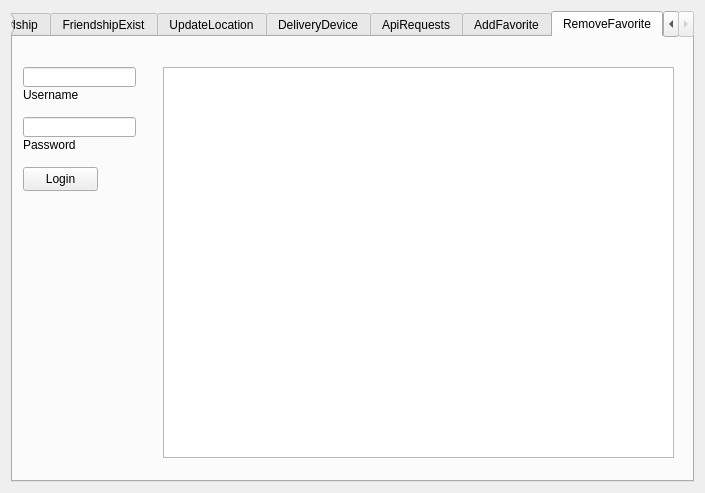
Qt form DevGui/ui/example.ui (Rakshiv/twitlib) before a commit.
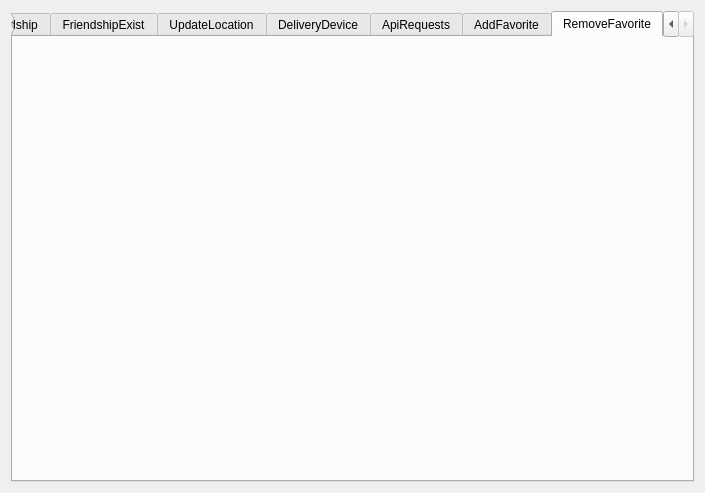
The same form after that commit. The open tabs and pages were chosen to show the change.

Commit message: developing 2.0 devgui

Patch:
```diff
--- a/DevGui/ui/example.ui
+++ b/DevGui/ui/example.ui
@@ -147,78 +147,6 @@
       <attribute name="title" >
        <string>RemoveFavorite</string>
       </attribute>
-      <widget class="QPlainTextEdit" name="plainTextEdit" >
-       <property name="geometry" >
-        <rect>
-         <x>150</x>
-         <y>30</y>
-         <width>511</width>
-         <height>391</height>
-        </rect>
-       </property>
-      </widget>
-      <widget class="QLineEdit" name="lineEditUsername" >
-       <property name="geometry" >
-        <rect>
-         <x>10</x>
-         <y>30</y>
-         <width>113</width>
-         <height>20</height>
-        </rect>
-       </property>
-      </widget>
-      <widget class="QLineEdit" name="lineEditPassword" >
-       <property name="geometry" >
-        <rect>
-         <x>10</x>
-         <y>80</y>
-         <width>113</width>
-         <height>20</height>
-        </rect>
-       </property>
-      </widget>
-      <widget class="QLabel" name="labelUsername" >
-       <property name="geometry" >
-        <rect>
-         <x>10</x>
-         <y>50</y>
-         <width>111</width>
-         <height>16</height>
-        </rect>
-       </property>
-       <property name="text" >
-        <string>Username</string>
-       </property>
-      </widget>
-      <widget class="QLabel" name="labelPassword" >
-       <property name="geometry" >
-        <rect>
-         <x>10</x>
-         <y>100</y>
-         <width>111</width>
-         <height>16</height>
-        </rect>
-       </property>
-       <property name="focusPolicy" >
-        <enum>Qt::NoFocus</enum>
-       </property>
-       <property name="text" >
-        <string>Password</string>
-       </property>
-      </widget>
-      <widget class="QPushButton" name="pushButtonLogin" >
-       <property name="geometry" >
-        <rect>
-         <x>10</x>
-         <y>130</y>
-         <width>75</width>
-         <height>24</height>
-        </rect>
-       </property>
-       <property name="text" >
-        <string>Login</string>
-       </property>
-      </widget>
      </widget>
     </widget>
    </item>
```
Left out of the diff: 2 changed lines with no effect on the pictures. The commit also changes 2 other files.
